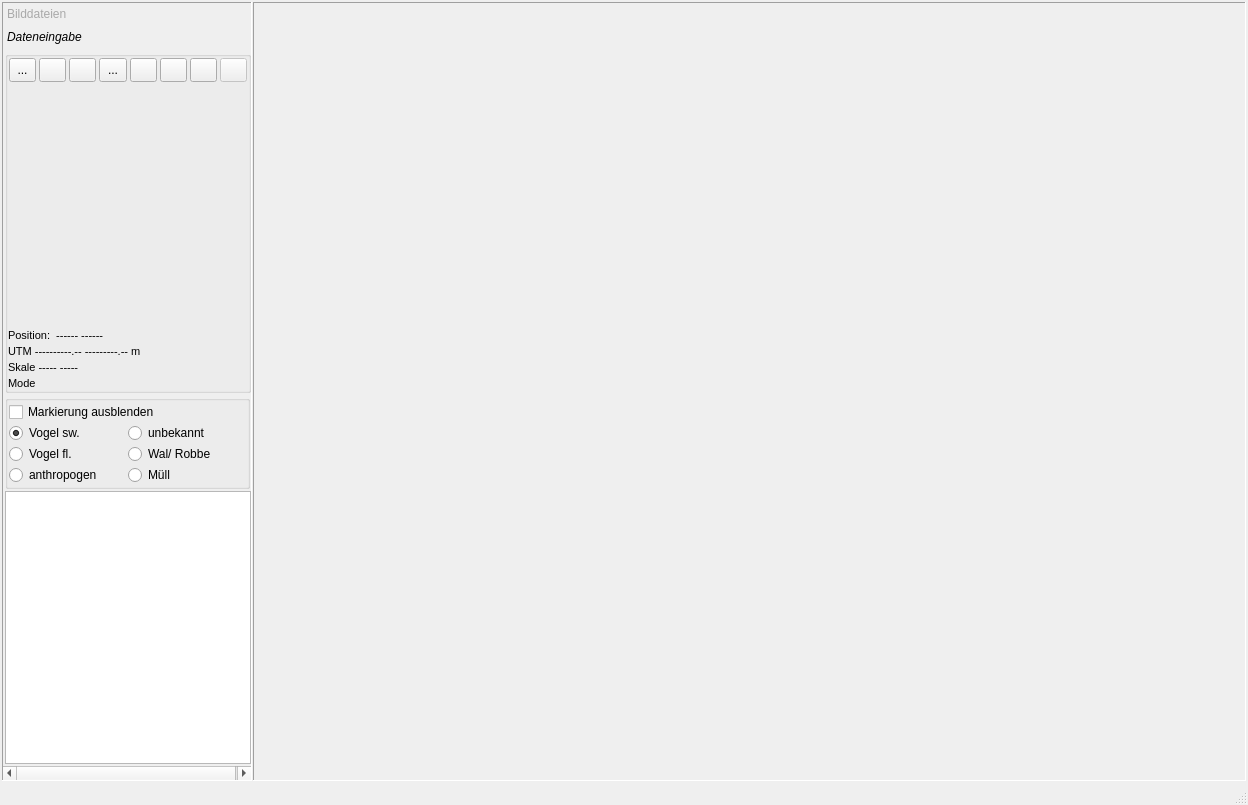
ifaoe/2014-07-Bird-Census, file ui/mainwindow.ui: the form before one commit.
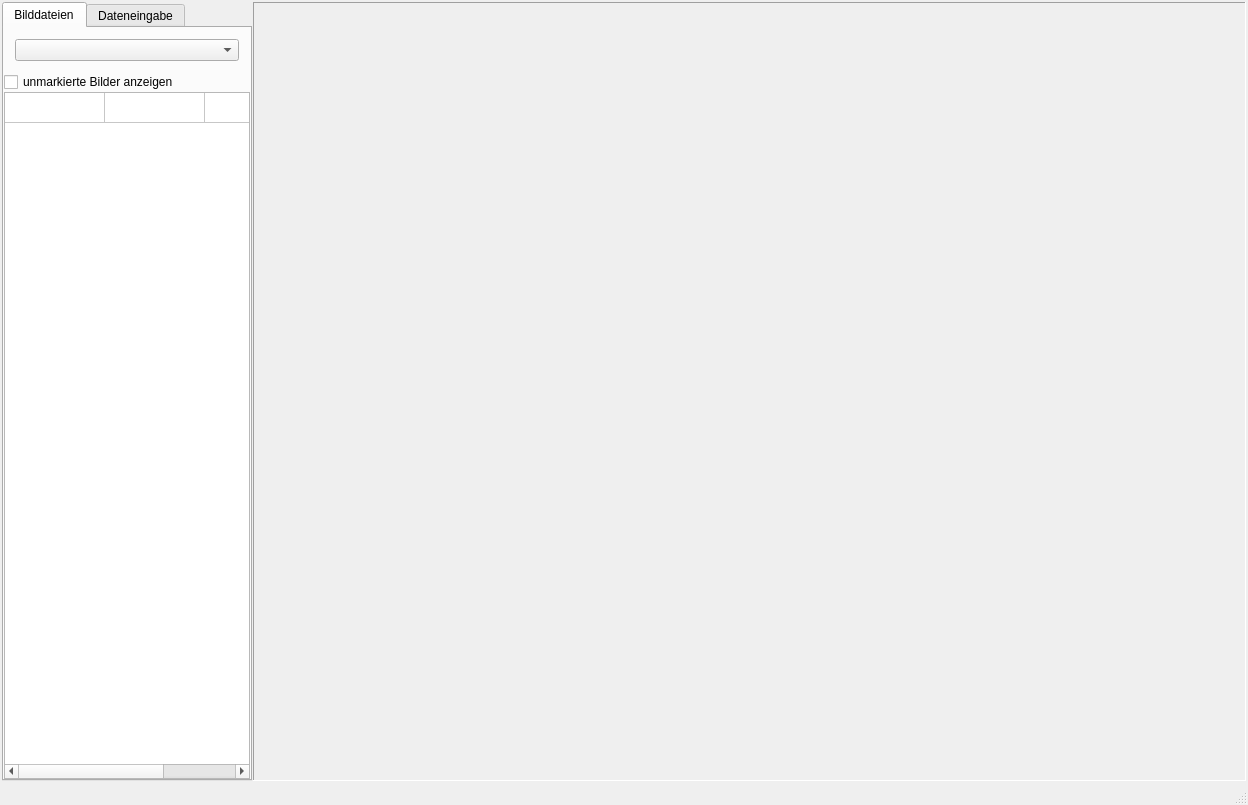
The form after the commit. The open tabs and pages were chosen to show the change. Icons and pictures are not drawn. Custom widgets are drawn as their Qt base class.

What changed in the file:
```diff
--- a/ui/mainwindow.ui
+++ b/ui/mainwindow.ui
@@ -34,6 +34,9 @@
   <property name="layoutDirection">
    <enum>Qt::LeftToRight</enum>
   </property>
+  <property name="styleSheet">
+   <string notr="true"/>
+  </property>
   <widget class="QWidget" name="centralWidget">
    <layout class="QHBoxLayout" name="horizontalLayout">
     <property name="spacing">
@@ -100,7 +103,7 @@
            <number>0</number>
           </property>
           <item>
-           <widget class="QToolBox" name="tbxTasks">
+           <widget class="QTabWidget" name="tbxTasks">
             <property name="enabled">
              <bool>true</bool>
             </property>
@@ -126,10 +129,10 @@
              <enum>Qt::LeftToRight</enum>
             </property>
             <property name="autoFillBackground">
-             <bool>true</bool>
+             <bool>false</bool>
             </property>
             <property name="styleSheet">
-             <string notr="true">QToolBox::tab {
+             <string notr="true">/*QToolBox::tab {
     background: qlineargradient(x1: 0, y1: 0, x2: 0, y2: 1,
                                 stop: 0 #E1E1E1, stop: 0.4 #DDDDDD,
                                 stop: 0.5 #D8D8D8, stop: 1.0 #D3D3D3);
@@ -137,33 +140,16 @@
     color: darkgray;
 }
 
-QToolBox::tab:selected { /* italicize selected tabs */
+QToolBox::tab:selected { 
     font: italic;
     color: black;
-}</string>
-            </property>
-            <property name="frameShape">
-             <enum>QFrame::Panel</enum>
-            </property>
-            <property name="frameShadow">
-             <enum>QFrame::Sunken</enum>
+}*/</string>
             </property>
             <property name="currentIndex">
-             <number>0</number>
-            </property>
-            <property name="tabSpacing">
              <number>1</number>
             </property>
-            <widget class="QWidget" name="pgFiles">
-             <property name="geometry">
-              <rect>
-               <x>0</x>
-               <y>0</y>
-               <width>250</width>
-               <height>700</height>
-              </rect>
-             </property>
-             <attribute name="label">
+            <widget class="QWidget" name="tbxTasksPage1">
+             <attribute name="title">
               <string>Bilddateien</string>
              </attribute>
              <layout class="QVBoxLayout" name="verticalLayout_7">
@@ -223,54 +209,7 @@
                   </widget>
                  </item>
                  <item>
-                  <widget class="QTableWidget" name="tbwFilters">
-                   <property name="sizePolicy">
-                    <sizepolicy hsizetype="Fixed" vsizetype="Fixed">
-                     <horstretch>0</horstretch>
-                     <verstretch>0</verstretch>
-                    </sizepolicy>
-                   </property>
-                   <property name="minimumSize">
-                    <size>
-                     <width>0</width>
-                     <height>0</height>
-                    </size>
-                   </property>
-                   <property name="maximumSize">
-                    <size>
-                     <width>250</width>
-                     <height>60</height>
-                    </size>
-                   </property>
-                   <property name="verticalScrollBarPolicy">
-                    <enum>Qt::ScrollBarAlwaysOff</enum>
-                   </property>
-                   <property name="horizontalScrollBarPolicy">
-                    <enum>Qt::ScrollBarAlwaysOff</enum>
-                   </property>
-                   <property name="editTriggers">
-                    <set>QAbstractItemView::NoEditTriggers</set>
-                   </property>
-                   <property name="selectionMode">
-                    <enum>QAbstractItemView::NoSelection</enum>
-                   </property>
-                   <property name="rowCount">
-                    <number>1</number>
-                   </property>
-                   <property name="columnCount">
-                    <number>3</number>
-                   </property>
-                   <attribute name="verticalHeaderVisible">
-                    <bool>false</bool>
-                   </attribute>
-                   <row/>
-                   <column/>
-                   <column/>
-                   <column/>
-                  </widget>
-                 </item>
-                 <item>
-                  <widget class="QTableWidget" name="tbvImages">
+                  <widget class="QFrozenRowTableWidget" name="image_table">
                    <property name="font">
                     <font>
                      <family>Courier New</family>
@@ -287,7 +226,7 @@
                     <enum>Qt::SolidLine</enum>
                    </property>
                    <property name="rowCount">
-                    <number>0</number>
+                    <number>1</number>
                    </property>
                    <property name="columnCount">
                     <number>3</number>
@@ -304,6 +243,7 @@
                    <attribute name="verticalHeaderVisible">
                     <bool>false</bool>
                    </attribute>
+                   <row/>
                    <column/>
                    <column/>
                    <column/>
@@ -314,28 +254,8 @@
               </item>
              </layout>
             </widget>
-            <widget class="QWidget" name="pgOverview">
-             <property name="geometry">
-              <rect>
-               <x>0</x>
-               <y>0</y>
-               <width>252</width>
-               <height>700</height>
-              </rect>
-             </property>
-             <property name="sizePolicy">
-              <sizepolicy hsizetype="Preferred" vsizetype="Preferred">
-               <horstretch>13</horstretch>
-               <verstretch>0</verstretch>
-              </sizepolicy>
-             </property>
-             <property name="maximumSize">
-              <size>
-               <width>640</width>
-               <height>16777215</height>
-              </size>
-             </property>
-             <attribute name="label">
+            <widget class="QWidget" name="tbxTasksPage2">
+             <attribute name="title">
               <string>Dateneingabe</string>
              </attribute>
              <layout class="QVBoxLayout" name="verticalLayout_8">
@@ -355,7 +275,7 @@
                <number>2</number>
               </property>
               <item>
-               <widget class="QGroupBox" name="wgdMapInfo">
+               <widget class="QFrame" name="wgdMapInfo">
                 <property name="maximumSize">
                  <size>
                   <width>249</width>
@@ -364,7 +284,7 @@
                 </property>
                 <layout class="QVBoxLayout" name="verticalLayout_4">
                  <property name="spacing">
-                  <number>3</number>
+                  <number>0</number>
                  </property>
                  <property name="leftMargin">
                   <number>0</number>
@@ -382,19 +302,19 @@
                   <widget class="QWidget" name="wdgMapTabButtons" native="true">
                    <layout class="QHBoxLayout" name="horizontalLayout_2">
                     <property name="spacing">
-                     <number>3</number>
+                     <number>0</number>
                     </property>
                     <property name="leftMargin">
-                     <number>1</number>
+                     <number>0</number>
                     </property>
                     <property name="topMargin">
-                     <number>1</number>
+                     <number>0</number>
                     </property>
                     <property name="rightMargin">
-                     <number>1</number>
+                     <number>0</number>
                     </property>
                     <property name="bottomMargin">
-                     <number>1</number>
+                     <number>0</number>
                     </property>
                     <item>
                      <widget class="QToolButton" name="btnPrevTile">
@@ -403,7 +323,7 @@
                       </property>
                       <property name="sizePolicy">
                        <sizepolicy hsizetype="Preferred" vsizetype="Preferred">
-                        <horstretch>0</horstretch>
+                        <horstretch>1</horstretch>
                         <verstretch>0</verstretch>
                        </sizepolicy>
                       </property>
@@ -426,7 +346,7 @@
                       </property>
                       <property name="sizePolicy">
                        <sizepolicy hsizetype="Preferred" vsizetype="Preferred">
-                        <horstretch>0</horstretch>
+                        <horstretch>1</horstretch>
                         <verstretch>0</verstretch>
                        </sizepolicy>
                       </property>
@@ -446,14 +366,14 @@
                      <widget class="QToolButton" name="btnMapZoomExtent">
                       <property name="sizePolicy">
                        <sizepolicy hsizetype="Preferred" vsizetype="Preferred">
-                        <horstretch>0</horstretch>
+                        <horstretch>1</horstretch>
                         <verstretch>0</verstretch>
                        </sizepolicy>
                       </property>
                       <property name="minimumSize">
                        <size>
-                        <width>24</width>
-                        <height>24</height>
+                        <width>0</width>
+                        <height>0</height>
                        </size>
                       </property>
                       <property name="toolTip">
@@ -472,14 +392,14 @@
                      <widget class="QToolButton" name="btnMapZoom1by1">
                       <property name="sizePolicy">
                        <sizepolicy hsizetype="Preferred" vsizetype="Preferred">
-                        <horstretch>0</horstretch>
+                        <horstretch>1</horstretch>
                         <verstretch>0</verstretch>
                        </sizepolicy>
                       </property>
                       <property name="minimumSize">
                        <size>
-                        <width>24</width>
-                        <height>24</height>
+                        <width>0</width>
+                        <height>0</height>
                        </size>
                       </property>
                       <property name="toolTip">
@@ -498,14 +418,14 @@
                      <widget class="QToolButton" name="btnMapPan">
                       <property name="sizePolicy">
                        <sizepolicy hsizetype="Preferred" vsizetype="Preferred">
-                        <horstretch>0</horstretch>
+                        <horstretch>1</horstretch>
                         <verstretch>0</verstretch>
                        </sizepolicy>
                       </property>
                       <property name="minimumSize">
                        <size>
-                        <width>24</width>
-                        <height>24</height>
+                        <width>0</width>
+                        <height>0</height>
                        </size>
                       </property>
                       <property name="toolTip">
@@ -530,14 +450,14 @@
                      <widget class="QToolButton" name="btnMapDigitize">
                       <property name="sizePolicy">
                        <sizepolicy hsizetype="Preferred" vsizetype="Preferred">
-                        <horstretch>0</horstretch>
+                        <horstretch>1</horstretch>
                         <verstretch>0</verstretch>
                        </sizepolicy>
                       </property>
                       <property name="minimumSize">
                        <size>
-                        <width>24</width>
-                        <height>24</height>
+                        <width>0</width>
+                        <height>0</height>
                        </size>
                       </property>
                       <property name="toolTip">
@@ -562,14 +482,14 @@
                      <widget class="QToolButton" name="btnMapSelect">
                       <property name="sizePolicy">
                        <sizepolicy hsizetype="Preferred" vsizetype="Preferred">
-                        <horstretch>0</horstretch>
+                        <horstretch>1</horstretch>
                         <verstretch>0</verstretch>
                        </sizepolicy>
                       </property>
                       <property name="minimumSize">
                        <size>
-                        <width>24</width>
-                        <height>24</height>
+                        <width>0</width>
+                        <height>0</height>
                        </size>
                       </property>
                       <property name="toolTip">
@@ -597,14 +517,14 @@
                       </property>
                       <property name="sizePolicy">
                        <sizepolicy hsizetype="Preferred" vsizetype="Preferred">
-                        <horstretch>0</horstretch>
+                        <horstretch>1</horstretch>
                         <verstretch>0</verstretch>
                        </sizepolicy>
                       </property>
                       <property name="minimumSize">
                        <size>
-                        <width>24</width>
-                        <height>24</height>
+                        <width>0</width>
+                        <height>0</height>
                        </size>
                       </property>
                       <property name="toolTip">
@@ -624,6 +544,12 @@
                  </item>
                  <item>
                   <widget class="QWidget" name="wdgOverview" native="true">
+                   <property name="sizePolicy">
+                    <sizepolicy hsizetype="Expanding" vsizetype="Preferred">
+                     <horstretch>0</horstretch>
+                     <verstretch>0</verstretch>
+                    </sizepolicy>
+                   </property>
                    <property name="minimumSize">
                     <size>
                      <width>240</width>
@@ -632,8 +558,8 @@
                    </property>
                    <property name="maximumSize">
                     <size>
-                     <width>240</width>
-                     <height>240</height>
+                     <width>16777215</width>
+                     <height>16777215</height>
                     </size>
                    </property>
                   </widget>
@@ -732,7 +658,7 @@
                </widget>
               </item>
               <item>
-               <widget class="QGroupBox" name="gbxLyrSelect">
+               <widget class="QFrame" name="gbxLyrSelect">
                 <property name="sizePolicy">
                  <sizepolicy hsizetype="Preferred" vsizetype="Minimum">
                   <horstretch>0</horstretch>
@@ -747,24 +673,24 @@
                 </property>
                 <layout class="QGridLayout" name="gridLayout">
                  <property name="leftMargin">
-                  <number>1</number>
+                  <number>0</number>
                  </property>
                  <property name="topMargin">
-                  <number>1</number>
+                  <number>0</number>
                  </property>
                  <property name="rightMargin">
-                  <number>1</number>
+                  <number>0</number>
                  </property>
                  <property name="bottomMargin">
-                  <number>1</number>
+                  <number>0</number>
                  </property>
                  <property name="spacing">
                   <number>1</number>
                  </property>
-                 <item row="1" column="0">
+                 <item row="3" column="0">
                   <widget class="QRadioButton" name="rbVS">
                    <property name="text">
-                    <string>Vogel sw.</string>
+                    <string>Vo&amp;gel sw.</string>
                    </property>
                    <property name="checked">
                     <bool>true</bool>
@@ -777,27 +703,7 @@
                    </attribute>
                   </widget>
                  </item>
-                 <item row="1" column="1">
-                  <widget class="QRadioButton" name="rbUFO">
-                   <property name="text">
-                    <string>unbekannt</string>
-                   </property>
-                   <property name="dbvalue" stdset="0">
-                    <string>UO</string>
-                   </property>
-                   <attribute name="buttonGroup">
-                    <string notr="true">button_group_types</string>
-                   </attribute>
-                  </widget>
-                 </item>
-                 <item row="0" column="0" colspan="2">
-                  <widget class="QCheckBox" name="chbHideMarker">
-                   <property name="text">
-                    <string>Markierung ausblenden</string>
-                   </property>
-                  </widget>
-                 </item>
-                 <item row="2" column="0">
+                 <item row="4" column="0">
                   <widget class="QRadioButton" name="rbVF">
                    <property name="text">
                     <string>Vogel fl.</string>
@@ -810,10 +716,17 @@
                    </attribute>
                   </widget>
                  </item>
-                 <item row="2" column="1">
+                 <item row="1" column="0" colspan="2">
+                  <widget class="QCheckBox" name="chbHideMarker">
+                   <property name="text">
+                    <string>Markierung ausblenden</string>
+                   </property>
+                  </widget>
+                 </item>
+                 <item row="5" column="0">
                   <widget class="QRadioButton" name="rbMM">
                    <property name="text">
-                    <string>Wal/ Robbe</string>
+                    <string>Meeress&amp;äuger</string>
                    </property>
                    <property name="dbvalue" stdset="0">
                     <string>MM</string>
@@ -823,10 +736,10 @@
                    </attribute>
                   </widget>
                  </item>
-                 <item row="3" column="0">
-                  <widget class="QRadioButton" name="rbAN">
+                 <item row="4" column="1">
+                  <widget class="QRadioButton" name="rbUFO">
                    <property name="text">
-                    <string>anthropogen</string>
+                    <string>&amp;unbekannt</string>
                    </property>
                    <property name="dbvalue" stdset="0">
                     <string>AN</string>
@@ -836,10 +749,10 @@
                    </attribute>
                   </widget>
                  </item>
-                 <item row="3" column="1">
+                 <item row="5" column="1">
                   <widget class="QRadioButton" name="rbTR">
                    <property name="text">
-                    <string>Müll</string>
+                    <string>M&amp;üll</string>
                    </property>
                    <property name="dbvalue" stdset="0">
                     <string>TR</string>
@@ -849,11 +762,27 @@
                    </attribute>
                   </widget>
                  </item>
+                 <item row="3" column="1">
+                  <widget class="QRadioButton" name="rbAN">
+                   <property name="text">
+                    <string>an&amp;thropogen</string>
+                   </property>
+                   <property name="dbvalue" stdset="0">
+                    <string>AN</string>
+                   </property>
+                   <attribute name="buttonGroup">
+                    <string notr="true">button_group_types</string>
+                   </attribute>
+                  </widget>
+                 </item>
                 </layout>
                </widget>
               </item>
               <item>
                <widget class="QTableView" name="tbwObjects">
+                <property name="styleSheet">
+                 <string notr="true"/>
+                </property>
                 <property name="editTriggers">
                  <set>QAbstractItemView::NoEditTriggers</set>
                 </property>
@@ -947,6 +876,13 @@
   <widget class="QStatusBar" name="statusBar"/>
  </widget>
  <layoutdefault spacing="6" margin="11"/>
+ <customwidgets>
+  <customwidget>
+   <class>QFrozenRowTableWidget</class>
+   <extends>QTableWidget</extends>
+   <header>src/QtExtension/QFrozenRowTableWidget.h</header>
+  </customwidget>
+ </customwidgets>
  <resources>
   <include location="../resource.qrc"/>
  </resources>
```
Left out of the diff: 11 changed lines with no effect on the pictures.
